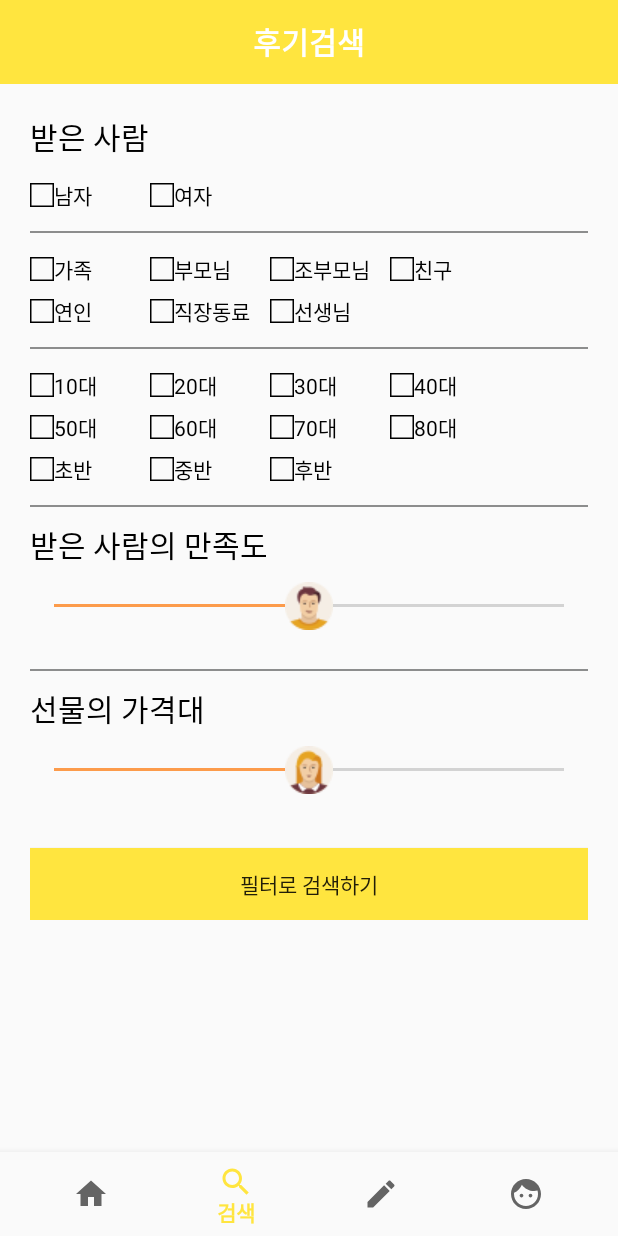
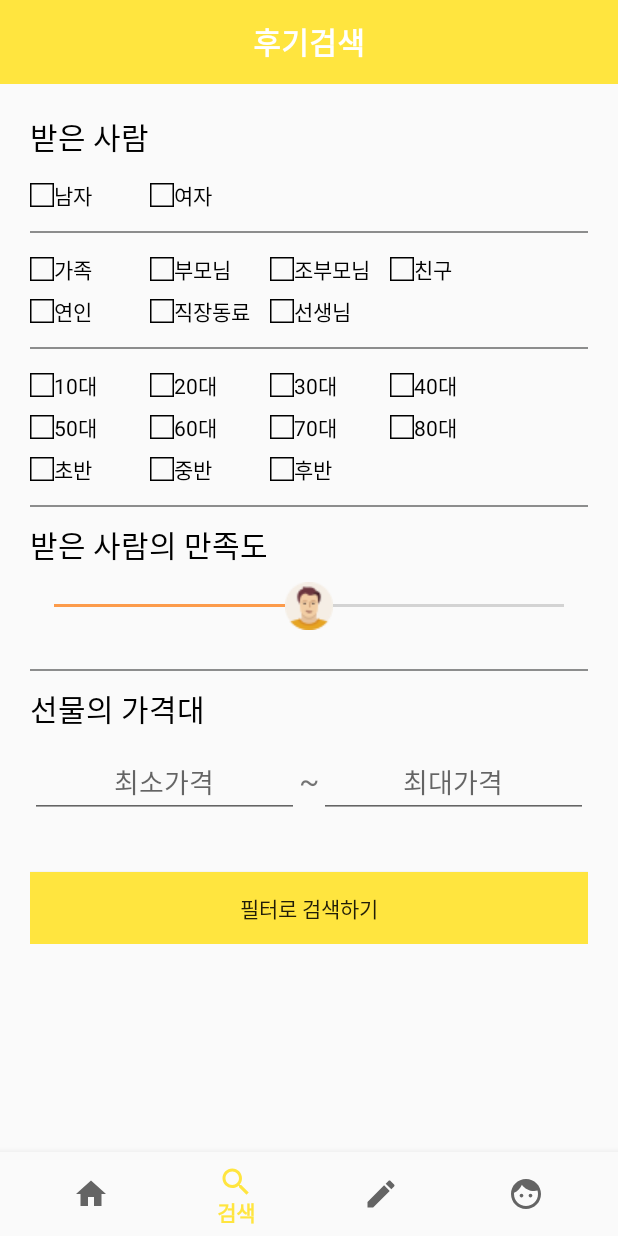
Before and after one commit to aralaa/MyType, an Android app: the HomeFragment screen opened directly, with no data from a screen before it, item 2 of the bottom bar chosen, on a phone screen of 412 x 824 dp. Run offline under Robolectric (Android 15) with nearby library versions, the phone set to English and light mode, and no system bars; our stand-ins replace Firebase (no records; nobody signed in at launch, a user with empty details on screens opened directly); pictures from the network do not load; Roboto replaces fonts that are not available here.

Commit message:
아라 : 검색화면 수정

```diff
--- a/app/src/main/java/com/example/manito15/mytype/fragment/HomeFragment.java
+++ b/app/src/main/java/com/example/manito15/mytype/fragment/HomeFragment.java
@@ -9,21 +9,16 @@ import android.support.v7.app.ActionBar;
 import android.support.v7.app.AppCompatActivity;
 import android.support.v7.widget.LinearLayoutManager;
 import android.support.v7.widget.RecyclerView;
-import android.support.v7.widget.StaggeredGridLayoutManager;
 import android.support.v7.widget.Toolbar;
 import android.util.Log;
 import android.view.LayoutInflater;
 import android.view.View;
 import android.view.ViewGroup;
-import android.widget.CheckBox;
 import android.widget.ImageView;
 import android.widget.TextView;
 
 import com.bumptech.glide.Glide;
-import com.example.manito15.mytype.MyApp;
 import com.example.manito15.mytype.R;
-import com.example.manito15.mytype.adapter.ReviewListAdapter;
-import com.example.manito15.mytype.item.ReviewItem;
 import com.google.firebase.auth.FirebaseAuth;
 import com.google.firebase.database.DataSnapshot;
 import com.google.firebase.database.DatabaseError;
@@ -67,7 +62,7 @@ public class HomeFragment extends Fragment implements View.OnClickListener {
 //        memberId = ((MyApp)this.getActivity().getApplicationContext()).getMemberId();
 
         v =  inflater.inflate(R.layout.fragment_home, container, false);
-        recyclerView = (RecyclerView) v.findViewById(R.id.recyclerview); //리싸이클러뷰 가져옴
+        recyclerView = (RecyclerView) v.findViewById(R.id.recyclerv_view); //리싸이클러뷰 가져옴
 
         //linearLayoutManager.setReverseLayout(true);
         //linearLayoutManager.setStackFromEnd(true);
@@ -263,5 +258,4 @@ public class HomeFragment extends Fragment implements View.OnClickListener {
         TextView title = (TextView) v.findViewById(R.id.toolbar_title);
         title.setText("취향저격");
     }
-
 }
--- a/app/src/main/java/com/example/manito15/mytype/fragment/SearchFragment.java
+++ b/app/src/main/java/com/example/manito15/mytype/fragment/SearchFragment.java
@@ -2,33 +2,27 @@ package com.example.manito15.mytype.fragment;
 
 
 import android.content.Context;
+import android.content.Intent;
 import android.os.Bundle;
 import android.support.annotation.NonNull;
 import android.support.annotation.Nullable;
 import android.support.v4.app.Fragment;
-import android.support.v4.view.MenuItemCompat;
+import android.support.v4.app.FragmentManager;
 import android.support.v7.app.ActionBar;
 import android.support.v7.app.AppCompatActivity;
-import android.support.v7.widget.LinearLayoutManager;
 import android.support.v7.widget.RecyclerView;
 import android.util.Log;
 import android.view.LayoutInflater;
-import android.view.Menu;
-import android.view.MenuItem;
 import android.view.View;
 import android.view.ViewGroup;
 import android.widget.Button;
 import android.widget.CheckBox;
-import android.widget.SearchView;
 import android.widget.SeekBar;
 import android.widget.TextView;
 
-import com.example.manito15.mytype.MainActivity;
 import com.example.manito15.mytype.R;
+import com.example.manito15.mytype.ResultActivity;
 
-
-import java.util.ArrayList;
-import java.util.List;
 
 /**
  * A simple {@link Fragment} subclass.
@@ -39,16 +33,13 @@ public class SearchFragment extends Fragment implements View.OnClickListener{
     Context context;
     View v;
 
-
     RecyclerView recyclerView;
 
-
-
     TextView seekBarText_satis;
-    TextView seekBarText_price;
 
     String satisfaction;
-    String price;
+    String minPrice;
+    String maxPrice;
 
     CheckBox btn_male;
     CheckBox btn_female;
@@ -108,7 +99,7 @@ public class SearchFragment extends Fragment implements View.OnClickListener{
         // Inflate the layout for this fragment
         context = this.getActivity();
         v =  inflater.inflate(R.layout.fragment_search, container, false);
-        recyclerView = (RecyclerView) v.findViewById(R.id.recyclerview); //리싸이클러뷰 가져옴
+        recyclerView = (RecyclerView) v.findViewById(R.id.recyclerv_view); //리싸이클러뷰 가져옴
 
         setupToolbar(); //툴바 셋팅
 
@@ -174,12 +165,11 @@ public class SearchFragment extends Fragment implements View.OnClickListener{
         btn_late.setOnClickListener(this);
 
         seekBarText_satis = (TextView) v.findViewById(R.id.seekBarText_satis);
-        seekBarText_price = (TextView) v.findViewById(R.id.seekBarText_price);
 
         SeekBar seekBar_satis = (SeekBar) v.findViewById(R.id.seekBar_satis);
-        SeekBar seekBar_price = (SeekBar) v.findViewById(R.id.seekBar_price);
 
         seekBar_satis.setOnSeekBarChangeListener(new SeekBar.OnSeekBarChangeListener() {
+
             @Override
             public void onProgressChanged(SeekBar seekBar, int progress, boolean fromUser) {
                 seekBarText_satis.setText(Integer.toString(progress)+"%");
@@ -197,23 +187,6 @@ public class SearchFragment extends Fragment implements View.OnClickListener{
             }
         });
 
-        seekBar_price.setOnSeekBarChangeListener(new SeekBar.OnSeekBarChangeListener() {
-            @Override
-            public void onProgressChanged(SeekBar seekBar, int progress, boolean fromUser) {
-                seekBarText_price.setText(Integer.toString(progress)+"원");
-                price = Integer.toString(progress);
-            }
-
-            @Override
-            public void onStartTrackingTouch(SeekBar seekBar) {
-
-            }
-
-            @Override
-            public void onStopTrackingTouch(SeekBar seekBar) {
-
-            }
-        });
 
 
     }
@@ -221,6 +194,8 @@ public class SearchFragment extends Fragment implements View.OnClickListener{
     public void onClick(View v) {
         switch (v.getId()){
             case R.id.button_filter: //필터로 검색 버튼
+                Intent intent = new Intent(getActivity(), ResultActivity.class);
+                startActivity(intent);
                 break;
             case R.id.btn_male:
                 if (btn_male.isChecked()) {
--- a/app/src/main/res/layout/fragment_home.xml
+++ b/app/src/main/res/layout/fragment_home.xml
@@ -8,7 +8,7 @@
     <include layout="@layout/tool_bar" />
 
     <android.support.v7.widget.RecyclerView
-        android:id="@+id/recyclerview"
+        android:id="@+id/recyclerv_view"
         android:layout_width="match_parent"
         android:layout_height="match_parent"
         android:scrollbars="vertical"
--- a/app/src/main/res/layout/layout_search_body.xml
+++ b/app/src/main/res/layout/layout_search_body.xml
@@ -246,13 +246,36 @@
             android:textColor="@color/colorPrimaryDark"
             android:textSize="20sp" />
 
-        <SeekBar
-            android:id="@+id/seekBar_price"
+        <LinearLayout
+            android:orientation="horizontal"
             android:layout_width="match_parent"
-            android:layout_height="wrap_content"
-            android:max="100"
-            android:progress="50"
-            android:thumb="@drawable/female" />
+            android:layout_height="wrap_content">
+
+            <EditText
+                android:id="@+id/edt_min_price"
+                android:layout_width="0dp"
+                android:layout_height="wrap_content"
+                android:layout_weight="1"
+                android:gravity="center"
+                android:inputType="number"
+                android:hint="최소가격"/>
+            <TextView
+                android:layout_width="wrap_content"
+                android:layout_height="wrap_content"
+
+                android:textSize="20sp"
+                android:text="~"/>
+
+            <EditText
+                android:id="@+id/edt_max_price"
+                android:layout_width="0dp"
+                android:layout_height="wrap_content"
+                android:layout_weight="1"
+                android:gravity="center"
+                android:inputType="number"
+                android:hint="최대가격" />
+        </LinearLayout>
+
 
         <TextView
             android:id="@+id/seekBarText_price"
--- a/app/src/main/res/values/colors.xml
+++ b/app/src/main/res/values/colors.xml
@@ -6,4 +6,10 @@
     <color name="colorAccent">#FC9B4B</color>
     <color name="colorWine">#B70037</color>
     <color name="colorPrimaryLightGrey">#D8D8D8</color>
+    <color name="skyblue">#66ccff</color>
+    <color name="hashtag">#3366ff</color>0
+    <color name="grey">#bfbfbf</color>
+    <color name="white">#fff</color>
+    <color name="black">#000000</color>
+    <color name="imgbackground">#f0f5f5</color>
 </resources>
--- a/app/src/main/res/values/strings.xml
+++ b/app/src/main/res/values/strings.xml
@@ -6,6 +6,9 @@
     <string name="title_search">검색</string>
     <string name="title_review">후기등록</string>
     <string name="title_mytype">나의취향</string>
+
+    <!-- Database nodes -->
+    <string name="node_users">users</string>
 
     <!-- 권한 화면 -->
     <string name="permission_setting_title">권한설정</string>
@@ -64,5 +67,7 @@
     <string name="register">등록</string>
     <string name="logout">로그아웃</string>
 
+    <string name="sampletext">Lorem Ipsum is simply dummy text of the printing and typesetting industry. Lorem Ipsum has been the industry's standard dummy text ever since the 1500s, when an unknown printer took a galley of type and scrambled it to make a type specimen book. It has survived not only five centuries, but also the leap into electronic typesetting, remaining essentially unchanged. It was popularised in the 1960s with the release of Letraset sheets containing Lorem Ipsum passages, and more recently with desktop publishing software like Aldus PageMaker including versions of Lorem Ipsum.</string>
+
 
 </resources>
```
Also changed, not shown: app/src/main/AndroidManifest.xml (+9 -1 lines), app/src/main/res/layout/row_review_list.xml (+5 -3 lines), app/src/main/res/values/dimens.xml (+21 -0 lines), 2 other files.
